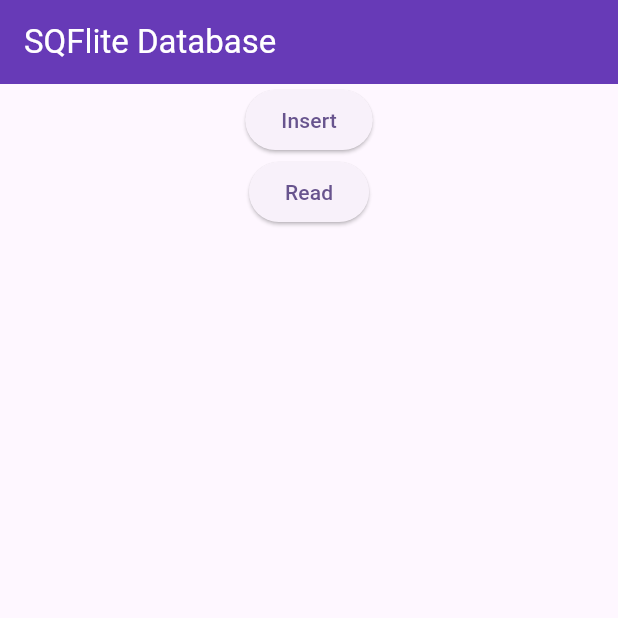
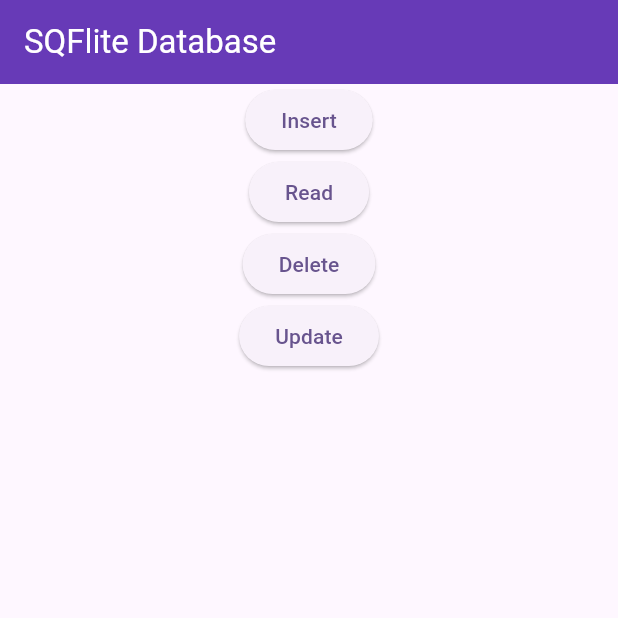
Before and after one commit to koptodev012/sqflite-demo, a Flutter app: the screen it shows after launch, after a tap on "Insert", on a phone screen of 412 x 824 dp, the top half of it. Run offline on Flutter 3.47's test engine with Material 3 defaults, Android fonts, the phone set to English and light mode, and no system bars; our stand-ins replace sqflite; accounts and stored records are empty.

Commit message:
add - delete & update

```diff
--- a/lib/features/home/presentation/home_screen.dart
+++ b/lib/features/home/presentation/home_screen.dart
@@ -27,7 +27,7 @@ class _HomeScreenState extends State<HomeScreen> {
           ElevatedButton(
               child: const Text("Insert"),
               onPressed: () async {
-                await DbHandler().insertData();
+                await DbHandler().insertData("Rutvik", 25);
               }),
           ElevatedButton(
               child: const Text("Read"),
@@ -35,6 +35,16 @@ class _HomeScreenState extends State<HomeScreen> {
                 var data = await DbHandler().readData();
                 log("Read Data: $data");
               }),
+          ElevatedButton(
+              child: const Text("Delete"),
+              onPressed: () async {
+                await DbHandler().deleteData(2);
+              }),
+          ElevatedButton(
+              child: const Text("Update"),
+              onPressed: () async {
+                await DbHandler().updateData(3, "Raj", 30);
+              }),
         ],
       )),
     );
--- a/lib/features/home/services/db_handler.dart
+++ b/lib/features/home/services/db_handler.dart
@@ -36,13 +36,13 @@ class DbHandler {
 
   //! Insert Data
 
-  insertData() async {
+  insertData(String name, int age) async {
     Database? db = await databaseFunction;
 
-    Map<String, dynamic> data = {'name': 'Rohit', 'age': 24};
+    Map<String, dynamic> data = {'name': name, 'age': age};
 
     db?.insert('DatabaseTable', data);
-    log("Data inserted");
+    log("Data inserted name: $name age: $age");
   }
 
   //! Read Data
@@ -53,4 +53,21 @@ class DbHandler {
     log("Data Read");
     return dataList;
   }
+
+  //! Delete Data
+
+  deleteData(int id) async {
+    Database? db = await databaseFunction;
+    await db?.delete('DatabaseTable', where: 'id = ?', whereArgs: [id]);
+    log("Data Deleted id: $id");
+  }
+
+  //! Update Data
+
+  updateData(int id, String name, int age) async {
+    Database? db = await databaseFunction;
+    Map<String, dynamic> data = {'name': name, 'age': age};
+    await db?.update('DatabaseTable', data, where: 'id = ?', whereArgs: [id]);
+    log("Data Updated id $id --> name: $name age: $age");
+  }
 }
```
